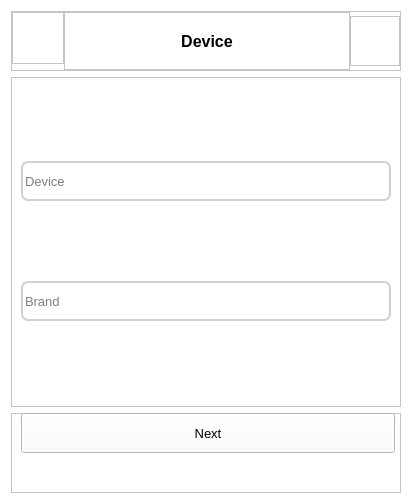
Before: the Qt Designer form layouts/add_device1.ui in fedulovs/InventoryUI, drawn with Qt 5.
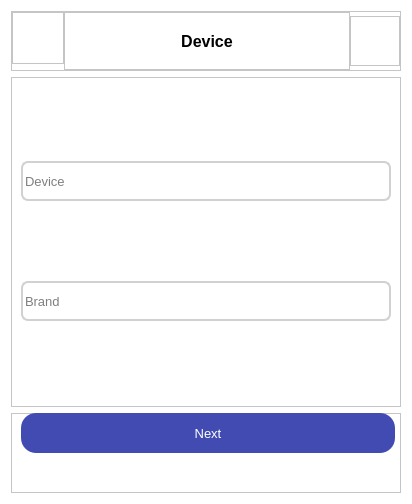
After: the same form once the commit is applied.

Patch:
```diff
--- a/layouts/add_device1.ui
+++ b/layouts/add_device1.ui
@@ -320,13 +320,19 @@
                             </font>
                         </property>
                         <property name="styleSheet">
-                            <string notr="true">border-radius : 15; border: 2 px solid black; background-color:
-                                #414BB2; color: white;
+                            <string notr="true">QPushButton {
+                                border-radius: 15;
+                                border: 2 px solid black;
+                                background-color: #414BB2;
+                                color: white
+                                }
 
-                                pressed ({
-                                border: 4px solid #090;
-                                border-radius: 5px
-                                })
+                                QPushButton:hover{
+                                border-radius: 15;
+                                border: 4 px solid black;
+                                background-color: rgb(51, 60, 140);
+                                color: white;
+                                }
                             </string>
                         </property>
                         <property name="text">
```
Left out of the diff: 13 changed lines with no effect on the pictures.
